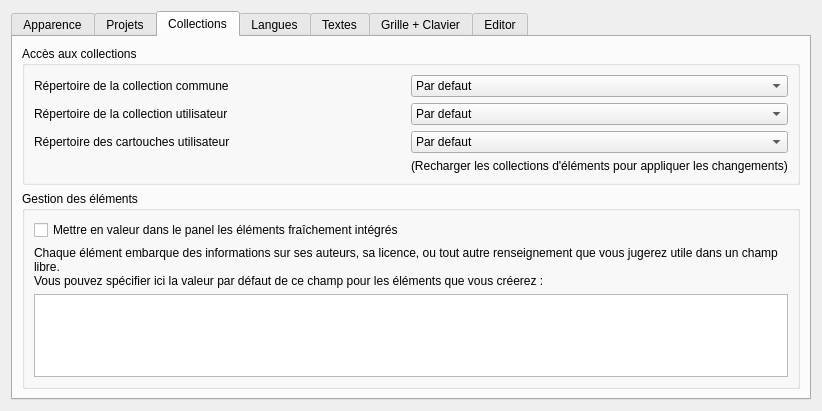
Qt form sources/ui/configpage/generalconfigurationpage.ui (qelectrotech/qelectrotech-source-mirror) before a commit.
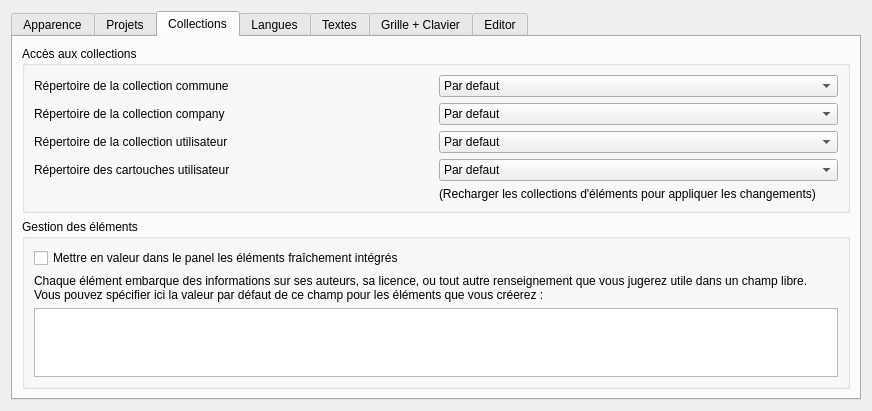
The same form after that commit. The open tabs and pages were chosen to show the change.

Commit message: added a second user-collection

Diff of the .ui file:
```diff
--- a/sources/ui/configpage/generalconfigurationpage.ui
+++ b/sources/ui/configpage/generalconfigurationpage.ui
@@ -6,7 +6,7 @@
    <rect>
     <x>0</x>
     <y>0</y>
-    <width>822</width>
+    <width>872</width>
     <height>411</height>
    </rect>
   </property>
@@ -243,28 +243,35 @@
            </widget>
           </item>
           <item row="2" column="0">
+           <widget class="QLabel" name="label_16">
+            <property name="text">
+             <string>Répertoire de la collection company</string>
+            </property>
+           </widget>
+          </item>
+          <item row="2" column="1">
+           <widget class="QComboBox" name="m_company_elmt_path_cb">
+            <item>
+             <property name="text">
+              <string>Par defaut</string>
+             </property>
+            </item>
+            <item>
+             <property name="text">
+              <string>Parcourir...</string>
+             </property>
+            </item>
+           </widget>
+          </item>
+          <item row="3" column="0">
            <widget class="QLabel" name="label_8">
             <property name="text">
              <string>Répertoire de la collection utilisateur</string>
             </property>
            </widget>
           </item>
-          <item row="2" column="1">
-           <widget class="QComboBox" name="m_custom_elmt_path_cb">
-            <item>
-             <property name="text">
-              <string>Par defaut</string>
-             </property>
-            </item>
-            <item>
-             <property name="text">
-              <string>Parcourir...</string>
-             </property>
-            </item>
-           </widget>
-          </item>
           <item row="3" column="1">
-           <widget class="QComboBox" name="m_custom_tbt_path_cb">
+           <widget class="QComboBox" name="m_custom_elmt_path_cb">
             <item>
              <property name="text">
               <string>Par defaut</string>
@@ -277,20 +284,34 @@
             </item>
            </widget>
           </item>
+          <item row="4" column="0">
+           <widget class="QLabel" name="label_10">
+            <property name="text">
+             <string>Répertoire des cartouches utilisateur</string>
+            </property>
+           </widget>
+          </item>
           <item row="4" column="1">
+           <widget class="QComboBox" name="m_custom_tbt_path_cb">
+            <item>
+             <property name="text">
+              <string>Par defaut</string>
+             </property>
+            </item>
+            <item>
+             <property name="text">
+              <string>Parcourir...</string>
+             </property>
+            </item>
+           </widget>
+          </item>
+          <item row="5" column="1">
            <widget class="QLabel" name="label_9">
             <property name="text">
              <string>(Recharger les collections d'éléments pour appliquer les changements)</string>
             </property>
            </widget>
           </item>
-          <item row="3" column="0">
-           <widget class="QLabel" name="label_10">
-            <property name="text">
-             <string>Répertoire des cartouches utilisateur</string>
-            </property>
-           </widget>
-          </item>
          </layout>
         </widget>
        </item>
```
Left out of the diff: 6 changed lines with no effect on the pictures. The commit also changes 29 other files.
